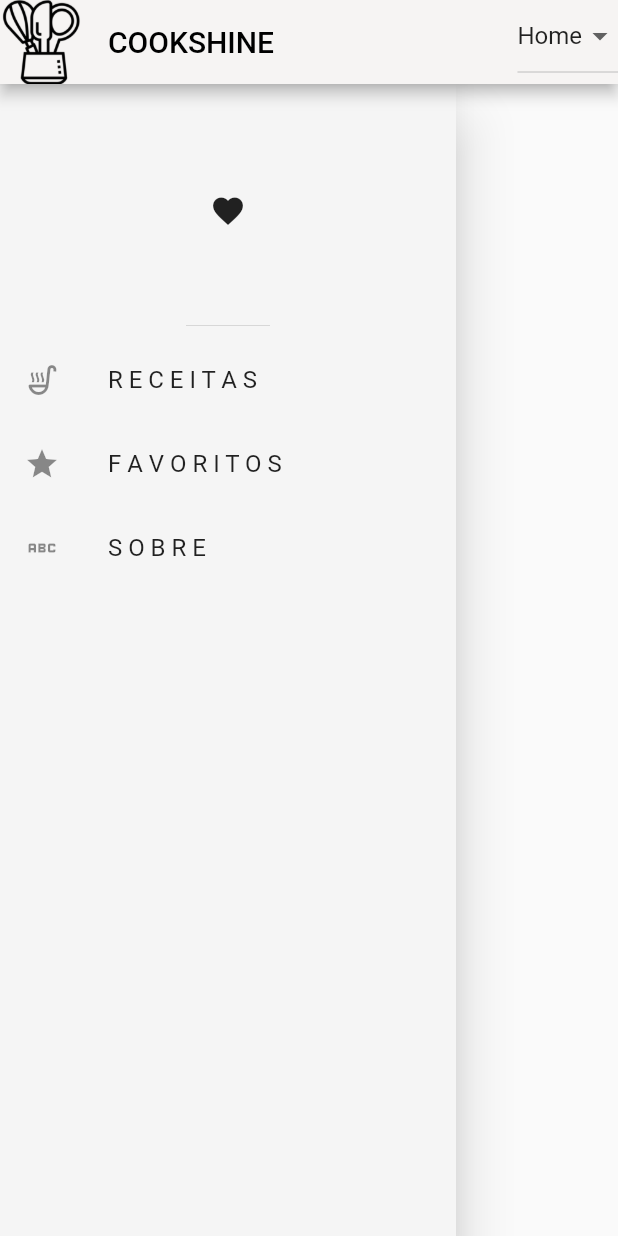
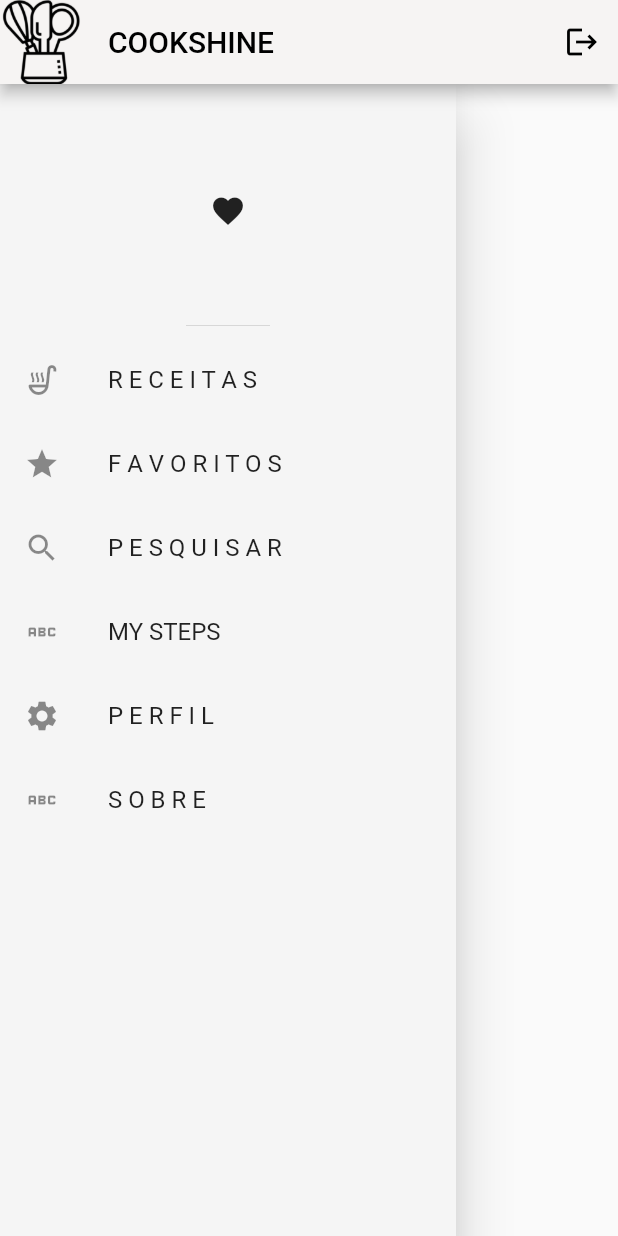
Before and after one commit to isadoradg/app_cookshine, a Flutter app: the TelaInicial screen opened by its route, on a phone screen of 412 x 824 dp. Run offline on Flutter 3.47's test engine with Material 2 defaults, Android fonts, the phone set to English and light mode, and no system bars.

Commit message:
Adicionei a parte de pesquisa e my_steps no drawer como opcoes

```diff
--- a/lib/view/tela_inicial.dart
+++ b/lib/view/tela_inicial.dart
@@ -24,8 +24,12 @@ class _TelaInicialState extends State<TelaInicial> {
 
         actions: <Widget>[
 
-          //Icon(Icons.person, ),
-          DropdownButton<String>(
+          IconButton(
+            icon: Icon(Icons.logout),
+            onPressed: () => Navigator.pop(context),
+            color: Colors.black,
+          ),
+          /*DropdownButton<String>(
             value: dropDown,
             //icon: Icon(Icons., ),
             onChanged: (String? newValue){
@@ -34,20 +38,20 @@ class _TelaInicialState extends State<TelaInicial> {
               });
             },
             items: [
-              DropdownMenuItem(
+              /*DropdownMenuItem(
                 value: "<home>",
                 child: Text("Home"),//Icon(Icons.person, color: Colors.black),//Text(),
                 onTap: () {
-                  //Navigator.pop(context);
+                  Navigator.pushNamed(context, '/home');
                 },
               ),
               DropdownMenuItem(
                 value: "<user>",
                 child: Text("Perfil"),
                 onTap: () {
-                  //Navigator.pop(context);
+                  Navigator.pushNamed(context, '/perfil');
                 },
-              ),
+              ),*/
               DropdownMenuItem(
                 value: "<sair>",
                 child: Text("Sair"),
@@ -56,7 +60,7 @@ class _TelaInicialState extends State<TelaInicial> {
                 },
               )
             ],
-          )
+          )*/
 
         ],
       ),
@@ -83,13 +87,27 @@ class _TelaInicialState extends State<TelaInicial> {
                       Navigator.pushNamed(context, '/favoritos');
                     },
                   ),
-                  /*ListTile(
+                  ListTile(
+                    leading: Icon(Icons.search),
+                    title: Text("P E S Q U I S A R"),
+                    onTap: (){
+                      Navigator.pushNamed(context, '/buscar');
+                    },
+                  ),
+                  ListTile(
+                    leading: Icon(Icons.abc),
+                    title: Text("MY STEPS"),
+                    onTap: (){
+                      Navigator.pushNamed(context, '/criar-receita');
+                    },
+                  ),
+                  ListTile(
                     leading: Icon(Icons.settings),
-                    title: Text("C O N F I G U R A Ç Õ E S"),
+                    title: Text("P E R F I L"),
                     onTap: (){
-
+                      Navigator.pushNamed(context, '/perfil');
                     },
-                  ),*/
+                  ),
                   ListTile(
                     leading: Icon(Icons.abc),
                     title: Text("S O B R E"),
```
